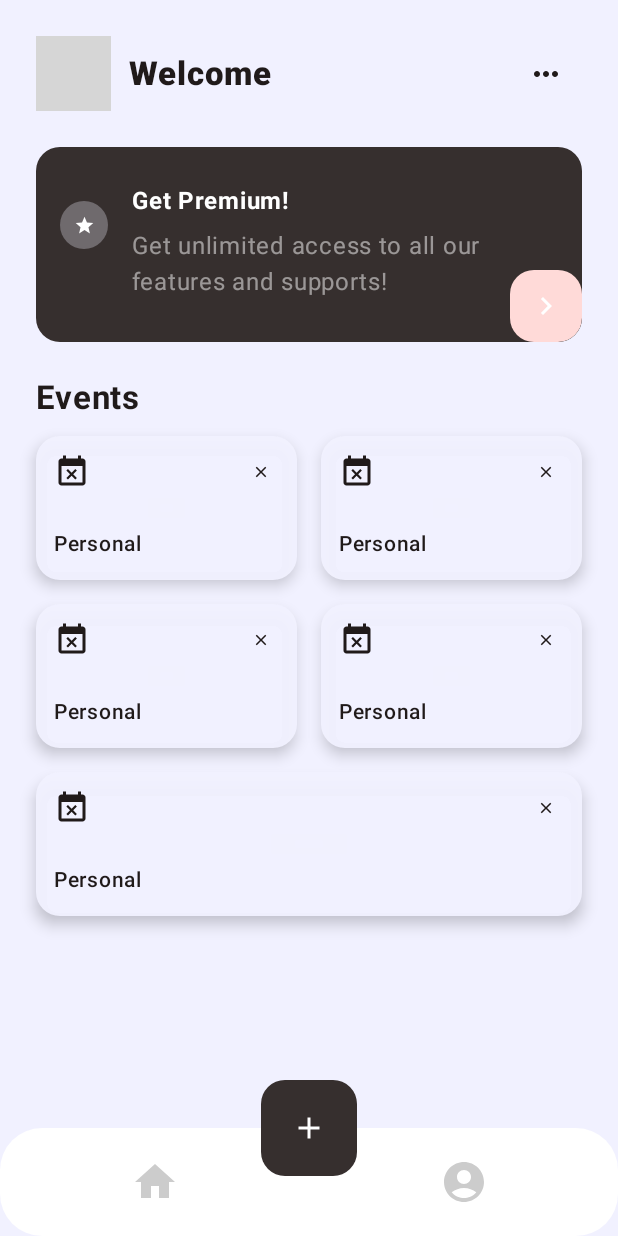
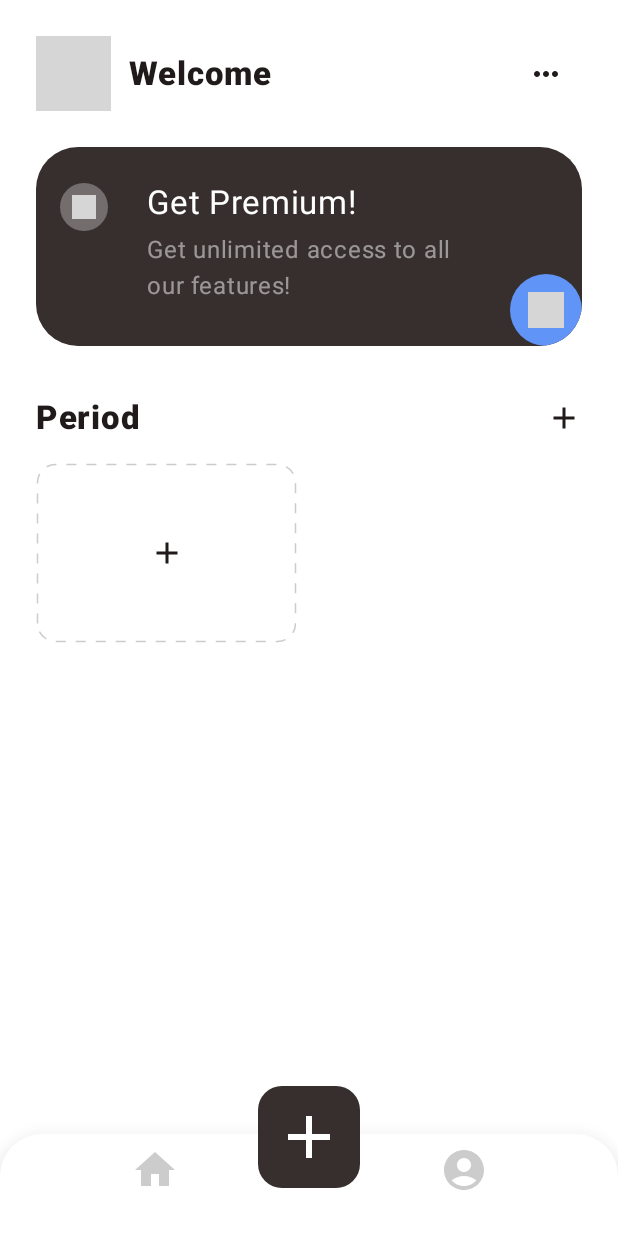
Before and after one commit to lizhongyue248/TimeLIne, an Android app built with Jetpack Compose: the composable PeriodPage shown on its own in the app's theme, on a phone screen of 412 x 824 dp. Run offline under Robolectric (Android 15) with nearby library versions, the phone set to English and light mode, and no system bars; our stand-ins replace Compose Multiplatform resources; libraries missing offline, so code that uses them is left out: co.touchlab.kermit, com.benasher44.uuid; 8 statements that could not run were skipped; grey boxes are pictures that could not be loaded.

Commit message:
💄 Add new ui.

```diff
--- a/composeApp/build.gradle.kts
+++ b/composeApp/build.gradle.kts
@@ -59,7 +59,7 @@ kotlin {
             api(compose.materialIconsExtended)
             api(compose.uiUtil)
             api(compose.ui)
-            api(compose.components.resources)
+            implementation(compose.components.resources)
             api(projects.shared)
             api(libs.pre.compose)
         }
--- /dev/null
+++ b/composeApp/src/commonMain/composeResources/drawable/account.xml
@@ -0,0 +1,35 @@
+<?xml version="1.0" encoding="utf-8"?>
+<vector xmlns:android="http://schemas.android.com/apk/res/android"
+    android:width="26dp"
+    android:height="26dp"
+    android:viewportWidth="26"
+    android:viewportHeight="26">
+
+    <group
+        android:translateX="-282.000000"
+        android:translateY="-735.000000">
+        <group
+            android:translateX="282.000000"
+            android:translateY="735.000000">
+            <path
+                android:fillType="evenOdd"
+                android:strokeWidth="1"
+                android:pathData="M 0 0 H 26 V 26 H 0 V 0 Z" />
+            <group
+                android:translateX="3.250000"
+                android:translateY="3.250000">
+                <path
+                    android:fillType="evenOdd"
+                    android:strokeColor="#000000"
+                    android:strokeWidth="1.95"
+                    android:pathData="M9.75,9.17647059 C12.2761914,9.17647059 14.3240741,7.12224768 14.3240741,4.58823529 C14.3240741,2.05422291 12.2761914,0 9.75,0 C7.22380864,0 5.17592593,2.05422291 5.17592593,4.58823529 C5.17592593,7.12224768 7.22380864,9.17647059 9.75,9.17647059 Z" />
+                <path
+                    android:fillType="evenOdd"
+                    android:strokeColor="#000000"
+                    android:strokeWidth="1.95"
+                    android:strokeLineJoin="round"
+                    android:pathData="M1.88899348,14.4271179 C3.81381871,13.220804 6.43415421,12.6176471 9.75,12.6176471 C13.0658458,12.6176471 15.6861813,13.220804 17.6110065,14.4271179 C18.711631,15.1168977 19.0446898,16.5683064 18.3549126,17.6689325 C18.3314031,17.7064449 18.3068391,17.743286 18.28125,17.7794118 C17.5168299,18.8585931 16.2764857,19.5 14.9539992,19.5 L4.54600076,19.5 C3.22351433,19.5 1.98317009,18.8585931 1.21875,17.7794118 C0.467956781,16.7194684 0.718572494,15.2515764 1.77851586,14.5007831 C1.81464166,14.475194 1.85148276,14.45063 1.88899348,14.4271179 Z" />
+            </group>
+        </group>
+    </group>
+</vector>
--- /dev/null
+++ b/composeApp/src/commonMain/composeResources/drawable/home_premium.xml
@@ -0,0 +1,26 @@
+<?xml version="1.0" encoding="utf-8"?>
+<vector xmlns:android="http://schemas.android.com/apk/res/android"
+    android:width="24dp"
+    android:height="24dp"
+    android:viewportWidth="24"
+    android:viewportHeight="24">
+
+    <group
+        android:translateX="-318.000000"
+        android:translateY="-232.000000">
+        <group
+            android:translateX="318.000000"
+            android:translateY="232.000000">
+            <path
+                android:fillType="evenOdd"
+                android:strokeWidth="1"
+                android:pathData="M 0 0 H 24 V 24 H 0 V 0 Z" />
+            <path
+                android:fillType="evenOdd"
+                android:strokeColor="#FFFFFF"
+                android:strokeWidth="1.82082174"
+                android:strokeLineJoin="round"
+                android:pathData="M 20 4 L 13.2425041 20.256783 L 11.5754243 12.1355182 L 3.51728694 10.1860258 Z" />
+        </group>
+    </group>
+</vector>
--- /dev/null
+++ b/composeApp/src/commonMain/composeResources/drawable/mark.xml
@@ -0,0 +1,21 @@
+<?xml version="1.0" encoding="utf-8"?>
+<vector xmlns:android="http://schemas.android.com/apk/res/android"
+    android:width="18dp"
+    android:height="17dp"
+    android:viewportWidth="18"
+    android:viewportHeight="17">
+
+    <group
+        android:translateX="-46.000000"
+        android:translateY="-168.000000">
+        <group
+            android:translateX="36.000000"
+            android:translateY="158.000000">
+            <path
+                android:fillColor="#FFFFFF"
+                android:fillType="evenOdd"
+                android:strokeWidth="1"
+                android:pathData="M17.755859,25.5194722 L15.7671811,26.4258188 C14.7570826,26.8861746 13.5650439,26.4405201 13.1046881,25.4304216 C12.9534209,25.0985157 12.8953235,24.7317031 12.9366226,24.3692977 L13.1840742,22.1978761 C13.2824142,21.3349292 13.001939,20.4717152 12.4151528,19.8313793 L10.9386306,18.2201107 C10.1886687,17.4017078 10.2441511,16.1302968 11.0625541,15.3803348 C11.3314712,15.1339065 11.6623776,14.9653013 12.0198078,14.8925896 L14.1614192,14.456924 C15.0125192,14.2837856 15.7468129,13.75029 16.1744816,12.9943485 L17.2506186,11.0921831 C17.7972151,10.1260265 19.0235439,9.78590575 19.9897005,10.3325022 C20.3071676,10.5121071 20.5697765,10.774716 20.7493814,11.0921831 L21.8255184,12.9943485 C22.2531871,13.75029 22.9874808,14.2837856 23.8385808,14.456924 L25.9801922,14.8925896 C27.0679694,15.113875 27.7703998,16.1750798 27.5491145,17.262857 C27.4764029,17.6202872 27.3077976,17.9511936 27.0613694,18.2201107 L25.5848472,19.8313793 C24.998061,20.4717152 24.7175858,21.3349292 24.8159258,22.1978761 L25.0633774,24.3692977 C25.1890642,25.4722162 24.3968613,26.4681976 23.2939428,26.5938843 C22.9315374,26.6351835 22.5647248,26.5770861 22.2328189,26.4258188 L20.244141,25.5194722 C19.4538185,25.15928 18.5461815,25.15928 17.755859,25.5194722 Z" />
+        </group>
+    </group>
+</vector>
--- /dev/null
+++ b/composeApp/src/commonMain/kotlin/component/Extensions.kt
@@ -0,0 +1,33 @@
+package component
+
+import androidx.compose.ui.Modifier
+import androidx.compose.ui.draw.drawBehind
+import androidx.compose.ui.graphics.Color
+import androidx.compose.ui.graphics.Paint
+import androidx.compose.ui.graphics.PaintingStyle
+import androidx.compose.ui.graphics.PathEffect
+import androidx.compose.ui.graphics.drawscope.drawIntoCanvas
+import androidx.compose.ui.unit.Dp
+
+
+fun Modifier.dashedBorder(width: Dp, radius: Dp, color: Color) =
+    drawBehind {
+        drawIntoCanvas {
+            val paint = Paint()
+                .apply {
+                    strokeWidth = width.toPx()
+                    this.color = color
+                    style = PaintingStyle.Stroke
+                    pathEffect = PathEffect.dashPathEffect(floatArrayOf(10f, 10f), 0f)
+                }
+            it.drawRoundRect(
+                width.toPx(),
+                width.toPx(),
+                size.width - width.toPx(),
+                size.height - width.toPx(),
+                radius.toPx(),
+                radius.toPx(),
+                paint
+            )
+        }
+    }
--- a/composeApp/src/commonMain/kotlin/page/period/PeriodContent.kt
+++ b/composeApp/src/commonMain/kotlin/page/period/PeriodContent.kt
@@ -6,23 +6,25 @@ import androidx.compose.foundation.border
 import androidx.compose.foundation.layout.Arrangement
 import androidx.compose.foundation.layout.Box
 import androidx.compose.foundation.layout.Column
-import androidx.compose.foundation.layout.ExperimentalLayoutApi
-import androidx.compose.foundation.layout.FlowRow
+import androidx.compose.foundation.layout.ColumnScope
 import androidx.compose.foundation.layout.IntrinsicSize
 import androidx.compose.foundation.layout.PaddingValues
 import androidx.compose.foundation.layout.Row
 import androidx.compose.foundation.layout.Spacer
 import androidx.compose.foundation.layout.consumeWindowInsets
 import androidx.compose.foundation.layout.fillMaxHeight
+import androidx.compose.foundation.layout.fillMaxSize
 import androidx.compose.foundation.layout.fillMaxWidth
 import androidx.compose.foundation.layout.height
 import androidx.compose.foundation.layout.padding
 import androidx.compose.foundation.layout.size
+import androidx.compose.foundation.lazy.grid.GridCells
+import androidx.compose.foundation.lazy.grid.LazyVerticalGrid
+import androidx.compose.foundation.lazy.grid.items
 import androidx.compose.material.icons.Icons
-import androidx.compose.material.icons.automirrored.filled.KeyboardArrowRight
+import androidx.compose.material.icons.filled.Add
 import androidx.compose.material.icons.filled.Close
 import androidx.compose.material.icons.filled.EventBusy
-import androidx.compose.material.icons.outlined.Star
 import androidx.compose.material3.Card
 import androidx.compose.material3.CardDefaults
 import androidx.compose.material3.Icon
@@ -33,12 +35,21 @@ import androidx.compose.runtime.Composable
 import androidx.compose.ui.Alignment
 import androidx.compose.ui.Modifier
 import androidx.compose.ui.draw.clip
+import androidx.compose.ui.graphics.Color
 import androidx.compose.ui.graphics.Color.Companion.Transparent
 import androidx.compose.ui.input.pointer.PointerIcon
 import androidx.compose.ui.input.pointer.pointerHoverIcon
 import androidx.compose.ui.text.font.FontWeight
+import androidx.compose.ui.text.style.TextOverflow
 import androidx.compose.ui.unit.dp
+import component.dashedBorder
+import org.jetbrains.compose.resources.ExperimentalResourceApi
+import org.jetbrains.compose.resources.painterResource
+import store.AppStore
+import timeline.composeapp.generated.resources.Res
+import toDateString
 
+@OptIn(ExperimentalResourceApi::class)
 @Composable
 fun PeriodContent(innerPadding: PaddingValues) {
     Column(
@@ -51,36 +62,37 @@ fun PeriodContent(innerPadding: PaddingValues) {
             modifier = Modifier
                 .padding(horizontal = 24.dp)
                 .height(IntrinsicSize.Max)
-                .clip(MaterialTheme.shapes.large)
+                .clip(MaterialTheme.shapes.extraLarge)
                 .background(MaterialTheme.colorScheme.inverseSurface)
                 .border(BorderStroke(0.dp, Transparent))
                 .padding(top = 24.dp, start = 16.dp, end = 0.dp, bottom = 0.dp)
         ) {
             Box(
                 modifier = Modifier
-                    .padding(top = 12.dp)
                     .size(32.dp)
                     .clip(MaterialTheme.shapes.extraLarge)
                     .background(MaterialTheme.colorScheme.surface.copy(alpha = 0.3f)),
                 contentAlignment = Alignment.Center
             ) {
                 Icon(
-                    imageVector = Icons.Outlined.Star,
+                    painter = painterResource(Res.drawable.mark),
                     contentDescription = "",
-                    modifier = Modifier.size(14.dp),
+                    modifier = Modifier.size(16.dp),
                     tint = MaterialTheme.colorScheme.onPrimary
                 )
             }
-            Column(modifier = Modifier.padding(start = 16.dp, bottom = 28.dp).weight(1f)) {
+            Column(modifier = Modifier.padding(start = 26.dp, end = 20.dp, bottom = 28.dp).weight(1f)) {
                 Text(
                     "Get Premium!",
                     fontStyle = MaterialTheme.typography.titleLarge.fontStyle,
+                    fontSize = MaterialTheme.typography.titleLarge.fontSize,
                     color = MaterialTheme.colorScheme.onPrimary,
-                    fontWeight = FontWeight.Bold
+                    fontWeight = MaterialTheme.typography.titleLarge.fontWeight
                 )
                 Text(
-                    "Get unlimited access to all our features and supports!",
-                    fontStyle = MaterialTheme.typography.titleLarge.fontStyle,
+                    "Get unlimited access to all our features!",
+                    fontStyle = MaterialTheme.typography.titleMedium.fontStyle,
+                    fontSize = MaterialTheme.typography.titleMedium.fontSize,
                     color = MaterialTheme.colorScheme.onPrimary.copy(alpha = 0.5f),
                     modifier = Modifier.padding(top = 6.dp)
                 )
@@ -93,55 +105,65 @@ fun PeriodContent(innerPadding: PaddingValues) {
                 }
                 IconButton(
                     onClick = {},
-                    modifier = Modifier.clip(MaterialTheme.shapes.large)
-                        .background(MaterialTheme.colorScheme.primaryContainer)
+                    modifier = Modifier
+                        .clip(MaterialTheme.shapes.extraLarge)
+                        .background(MaterialTheme.colorScheme.tertiaryContainer)
                         .pointerHoverIcon(PointerIcon.Hand)
                 ) {
                     Icon(
-                        imageVector = Icons.AutoMirrored.Filled.KeyboardArrowRight,
+                        painter = painterResource(Res.drawable.home_premium),
                         contentDescription = "",
-                        tint = MaterialTheme.colorScheme.onPrimary,
+                        tint = MaterialTheme.colorScheme.onTertiary,
                         modifier = Modifier.size(24.dp)
                     )
                 }
             }
         }
         Column(
-            modifier = Modifier.padding(horizontal = 12.dp),
+            modifier = Modifier.padding(horizontal = 12.dp)
+                .weight(1f),
             verticalArrangement = Arrangement.Top,
         ) {
+            Row(
+                horizontalArrangement = Arrangement.SpaceBetween,
+                verticalAlignment = Alignment.CenterVertically,
+                modifier = Modifier.fillMaxWidth().padding(start = 12.dp),
+            ) {
                 Text(
-                "Events",
-                modifier = Modifier.padding(start = 12.dp),
+                    "Period",
                     fontSize = MaterialTheme.typography.titleLarge.fontSize,
-                fontWeight = FontWeight.Bold
+                    fontWeight = FontWeight.ExtraBold
                 )
-            Spacer(modifier = Modifier.height(12.dp))
+                IconButton(onClick = {}) {
+                    Icon(imageVector = Icons.Filled.Add, contentDescription = "")
+                }
+            }
+            Spacer(modifier = Modifier.height(6.dp))
             EventContents()
         }
     }
 }
 
-@OptIn(ExperimentalLayoutApi::class)
 @Composable
-fun EventContents() {
-    FlowRow(
+fun ColumnScope.EventContents() {
+    LazyVerticalGrid(
         modifier = Modifier.padding(horizontal = 12.dp),
-        maxItemsInEachRow = 2,
+        columns = GridCells.Fixed(2),
         verticalArrangement = Arrangement.spacedBy(16.dp),
         horizontalArrangement = Arrangement.spacedBy(16.dp)
     ) {
-        (0..4).forEach { _ ->
+        items(AppStore.state.periodList) { period ->
             Card(
                 shape = MaterialTheme.shapes.large,
                 elevation = CardDefaults.cardElevation(
                     defaultElevation = 6.dp
                 ),
-                modifier = Modifier
-                    .weight(0.5f)
+                modifier = Modifier.padding(bottom = 12.dp)
+                    .height(120.dp)
             ) {
                 Column(
-                    modifier = Modifier.padding(12.dp)
+                    modifier = Modifier.padding(12.dp).fillMaxSize(),
+                    verticalArrangement = Arrangement.SpaceBetween
                 ) {
                     Row(
                         modifier = Modifier.fillMaxWidth(),
@@ -163,12 +185,47 @@ fun EventContents() {
                             )
                         }
                     }
-                    Spacer(modifier = Modifier.height(24.dp))
+                    Column {
                         Text(
-                        "Personal",
+                            period.name,
                             fontSize = MaterialTheme.typography.titleSmall.fontSize,
                             fontWeight = MaterialTheme.typography.titleSmall.fontWeight,
-                        fontStyle = MaterialTheme.typography.titleSmall.fontStyle
+                            fontStyle = MaterialTheme.typography.titleSmall.fontStyle,
+                            maxLines = 1,
+                            overflow = TextOverflow.Ellipsis
+                        )
+                        Row {
+                            Text(
+                                period.createDate.toDateString(),
+                                fontSize = MaterialTheme.typography.bodySmall.fontSize,
+                                fontWeight = MaterialTheme.typography.bodySmall.fontWeight,
+                                fontStyle = MaterialTheme.typography.bodySmall.fontStyle,
+                                color = MaterialTheme.colorScheme.onSurfaceVariant
+                            )
+                        }
+                    }
+                }
+            }
+
+        }
+        item {
+            Card(
+                shape = MaterialTheme.shapes.large,
+                colors = CardDefaults.cardColors(
+                    containerColor = Color.Transparent
+                ),
+                modifier = Modifier.padding(bottom = 12.dp)
+                    .height(120.dp)
+                    .dashedBorder(1.dp, 12.dp, Color.LightGray)
+                    .pointerHoverIcon(PointerIcon.Hand)
+            ) {
+                Box(
+                    contentAlignment = Alignment.Center,
+                    modifier = Modifier.fillMaxSize()
+                ) {
+                    Icon(
+                        imageVector = Icons.Filled.Add,
+                        contentDescription = ""
                     )
                 }
             }
--- a/composeApp/src/commonMain/kotlin/page/period/PeriodPage.kt
+++ b/composeApp/src/commonMain/kotlin/page/period/PeriodPage.kt
@@ -5,15 +5,18 @@ import androidx.compose.foundation.background
 import androidx.compose.foundation.layout.Arrangement
 import androidx.compose.foundation.layout.Row
 import androidx.compose.foundation.layout.fillMaxWidth
+import androidx.compose.foundation.layout.height
 import androidx.compose.foundation.layout.offset
 import androidx.compose.foundation.layout.padding
 import androidx.compose.foundation.layout.size
+import androidx.compose.foundation.shape.CornerSize
 import androidx.compose.material.icons.Icons
 import androidx.compose.material.icons.filled.AccountCircle
 import androidx.compose.material.icons.filled.Add
 import androidx.compose.material.icons.filled.Home
 import androidx.compose.material.icons.filled.MoreHoriz
-import androidx.compose.material3.ExperimentalMaterial3Api
+import androidx.compose.material3.CardDefaults
+import androidx.compose.material3.ElevatedCard
 import androidx.compose.material3.Icon
 import androidx.compose.material3.IconButton
 import androidx.compose.material3.MaterialTheme
@@ -33,7 +36,7 @@ import org.jetbrains.compose.resources.painterResource
 import timeline.composeapp.generated.resources.Res
 
 @Composable
-@OptIn(ExperimentalMaterial3Api::class, ExperimentalResourceApi::class)
+@OptIn(ExperimentalResourceApi::class)
 fun PeriodPage() {
 
     Scaffold(
@@ -65,11 +68,15 @@ fun PeriodPage() {
             }
         },
         bottomBar = {
+            ElevatedCard(
+                modifier = Modifier.fillMaxWidth().height(68.dp),
+                elevation = CardDefaults.cardElevation(
+                    defaultElevation = 20.dp
+                ),
+                shape = MaterialTheme.shapes.extraLarge.copy(bottomEnd = CornerSize(0.dp), bottomStart = CornerSize(0.dp))
+            ) {
                 Row(
-                modifier = Modifier.fillMaxWidth()
-                    .clip(MaterialTheme.shapes.extraLarge)
-                    .background(MaterialTheme.colorScheme.onPrimary)
-                    .padding(vertical = 12.dp),
+                    modifier = Modifier.fillMaxWidth(),
                     horizontalArrangement = Arrangement.SpaceAround,
                     verticalAlignment = Alignment.CenterVertically
                 ) {
@@ -96,21 +103,24 @@ fun PeriodPage() {
                         )
                     }
                 }
+            }
             Row(
                 modifier = Modifier.fillMaxWidth()
-                    .offset(y = -(32.dp)),
+                    .offset(y = -(32.dp))
+                    .pointerHoverIcon(PointerIcon.Hand),
                 horizontalArrangement = Arrangement.Center
             ) {
                 IconButton(
                     onClick = {},
-                    modifier = Modifier.size(64.dp)
+                    modifier = Modifier.size(68.dp)
                         .clip(MaterialTheme.shapes.large)
                         .background(MaterialTheme.colorScheme.inverseSurface)
                 ) {
                     Icon(
                         imageVector = Icons.Filled.Add,
                         contentDescription = "",
-                        tint = MaterialTheme.colorScheme.onPrimary
+                        tint = MaterialTheme.colorScheme.onPrimary,
+                        modifier = Modifier.size(48.dp)
                     )
                 }
             }
--- a/composeApp/src/commonMain/kotlin/ui/ThemeColorTwo.kt
+++ b/composeApp/src/commonMain/kotlin/ui/ThemeColorTwo.kt
@@ -7,7 +7,7 @@ import androidx.compose.ui.graphics.Color
 fun TimeLineColorLightTwoTokens(
     primary:Color= Color(0xFFBF0026),
     onPrimary:Color= Color(0xFFFFFFFF),
-    primaryContainer:Color= Color(0xFFFFDAD8),
+    primaryContainer:Color= Color(0xFFFFFFFF),
     onPrimaryContainer:Color= Color(0xFF410006),
     secondary:Color= Color(0xFF775655),
     onSecondary:Color= Color(0xFFFFFFFF),
@@ -15,15 +15,15 @@ fun TimeLineColorLightTwoTokens(
     onSecondaryContainer:Color= Color(0xFF2C1514),
     tertiary:Color= Color(0xFF745A2E),
     onTertiary:Color= Color(0xFFFFFFFF),
-    tertiaryContainer:Color= Color(0xFFFFDEAB),
+    tertiaryContainer:Color= Color(0xFF6194F7),
     onTertiaryContainer:Color= Color(0xFF271900),
     error:Color= Color(0xFFBA1A1A),
     errorContainer:Color= Color(0xFFFFDAD6),
     onError:Color= Color(0xFFFFFFFF),
     onErrorContainer:Color= Color(0xFF410002),
-    background:Color= Color(0xF2F2F2FF),
+    background:Color= Color(0xFFFFFFFF),
     onBackground:Color= Color(0xFF201A1A),
-    surface:Color= Color(0xF2F2F2FF),
+    surface:Color= Color(0xFFFFFFFF),
     onSurface:Color= Color(0xFF201A1A),
     surfaceVariant:Color= Color(0xFFF4DDDC),
     onSurfaceVariant:Color= Color(0xFF524342),
@@ -32,10 +32,9 @@ fun TimeLineColorLightTwoTokens(
     inverseSurface:Color= Color(0xFF362F2E),
     inversePrimary:Color= Color(0xFFFFB3B0),
     shadow:Color= Color(0xFF000000),
-    surfaceTint:Color= Color(0xFFBF0026),
+    surfaceTint:Color= Color(0xFFFFFFFF),
     outlineVariant:Color= Color(0xFFD7C1C0),
     scrim:Color= Color(0xFF000000)
-
 ) =
     ColorScheme(
         primary = primary,
```
Also changed, not shown: 1 other file. Lines whose indentation alone changed are shown as unchanged.
